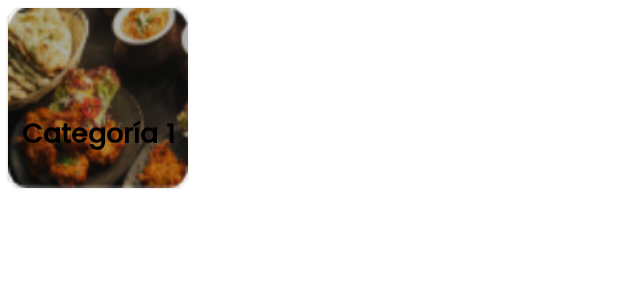
After one commit to ErickG-afk/PlatillosVoladoresApp, an Android app: the layout item_categorias.xml on its own in the app's theme, with its tools: preview values and no code run, on a phone screen of 412 x 824 dp. The commit adds this screen. Shown: the top 300 px of the screen. Run offline under Robolectric (Android 15) with nearby library versions, the phone set to English and light mode, and no system bars.

Commit message:
Creating categories images slider

```diff
--- a/app/src/main/AndroidManifest.xml
+++ b/app/src/main/AndroidManifest.xml
@@ -22,6 +22,7 @@
         android:supportsRtl="true"
         android:theme="@style/Theme.PlatillosVoladoresApp"
         android:usesCleartextTraffic="true"
+        android:enableOnBackInvokedCallback="true"
         tools:targetApi="31">
         <activity
             android:name=".activity.MainActivity"
--- a/app/src/main/java/com/example/platillosvoladoresapp/adapter/SliderAdapter.java
+++ b/app/src/main/java/com/example/platillosvoladoresapp/adapter/SliderAdapter.java
@@ -37,8 +37,8 @@ public class SliderAdapter extends SliderViewAdapter<SliderAdapter.SliderAdapter
         SliderItem sliderItem = mSliderItems.get(position);
 
         viewHolder.textView.setText(sliderItem.getTitle());
-        viewHolder.textView.setTextSize(16);
-        viewHolder.textView.setTextColor(Color.WHITE);
+        viewHolder.textView.setTextSize(20);
+        viewHolder.textView.setTextColor(Color.BLACK);
         Glide.with(viewHolder.itemView)
                 .load(sliderItem.getImage())
                 .fitCenter()
--- /dev/null
+++ b/app/src/main/res/layout/item_categorias.xml
@@ -0,0 +1,45 @@
+<?xml version="1.0" encoding="utf-8"?>
+<LinearLayout xmlns:android="http://schemas.android.com/apk/res/android"
+    xmlns:app="http://schemas.android.com/apk/res-auto"
+    android:layout_width="match_parent"
+    android:layout_height="wrap_content"
+    android:orientation="vertical">
+
+    <com.google.android.material.card.MaterialCardView
+        android:id="@+id/crdCategoria"
+        android:layout_width="wrap_content"
+        android:layout_height="wrap_content"
+        android:layout_margin="5dp"
+        android:elevation="8dp"
+        app:cardCornerRadius="10dp">
+
+        <RelativeLayout
+            android:layout_width="match_parent"
+            android:layout_height="wrap_content"
+            android:gravity="center">
+
+            <ImageView
+                android:id="@+id/imgCategoria"
+                android:layout_width="120dp"
+                android:layout_height="120dp"
+                android:scaleType="fitXY"
+                android:src="@drawable/food_img2" />
+
+            <TextView
+                android:id="@+id/txtNombreCategoria"
+                android:layout_width="wrap_content"
+                android:layout_height="wrap_content"
+                android:layout_marginBottom="20dp"
+                android:layout_alignLeft="@+id/imgCategoria"
+                android:layout_alignRight="@+id/imgCategoria"
+                android:layout_alignBottom="@+id/imgCategoria"
+                android:fontFamily="@font/poppins_medium"
+                android:textSize="18sp"
+                android:gravity="center"
+                android:textStyle="bold"
+                android:text="Categoría 1"
+                android:textColor="#000" />
+        </RelativeLayout>
+    </com.google.android.material.card.MaterialCardView>
+
+</LinearLayout>
```
Also changed, not shown: app/src/main/java/com/example/platillosvoladoresapp/activity/ui/inicio/InicioFragment.java (+23 -1 lines), app/src/main/java/com/example/platillosvoladoresapp/adapter/CategoriaAdapter.java (added, +51 -0 lines), app/src/main/java/com/example/platillosvoladoresapp/api/CategoriaAPI.java (added, +16 -0 lines), app/src/main/java/com/example/platillosvoladoresapp/api/ConfigApi.java (+10 -2 lines), app/src/main/java/com/example/platillosvoladoresapp/repository/CategoriaRepository.java (added, +48 -0 lines), app/src/main/java/com/example/platillosvoladoresapp/viewmodel/CategoriaViewModel.java (added, +27 -0 lines), app/src/main/res/layout/fragment_inicio.xml (+17 -0 lines), app/src/main/res/drawable/food_img2.png (added).
